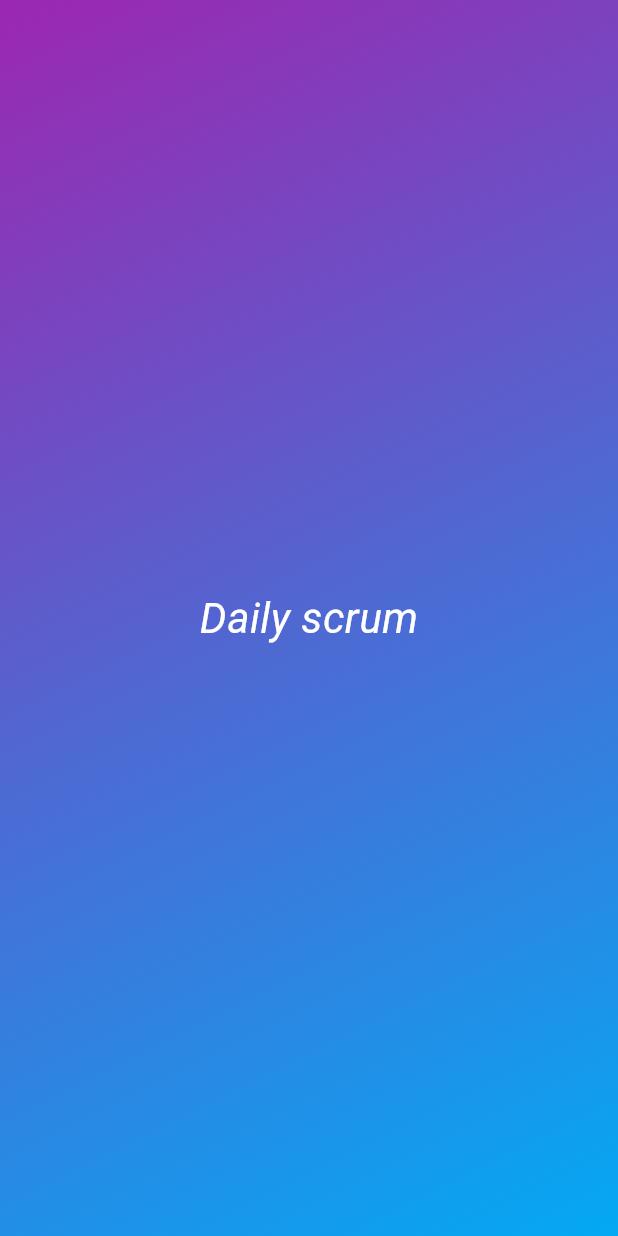
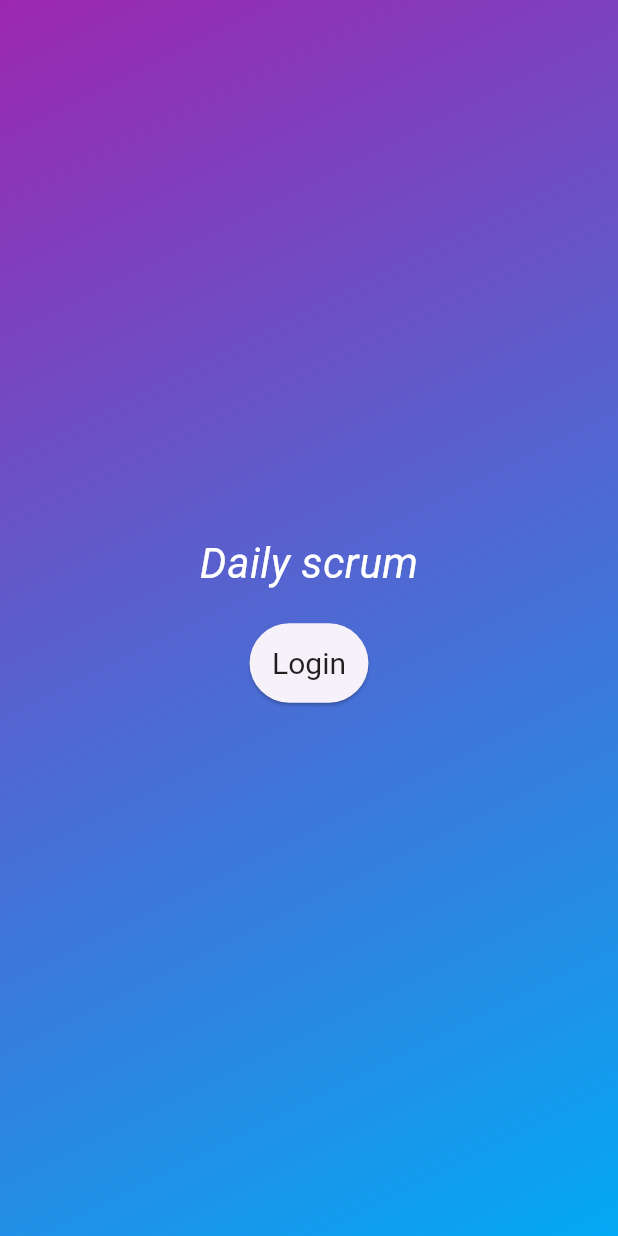
Before and after one commit to sujithsojan/DailySprint, a Flutter app: the screen it shows after launch, on a phone screen of 412 x 824 dp. Run offline on Flutter 3.47's test engine with Material 3 defaults, Android fonts, the phone set to English and light mode, and no system bars.

Commit message:
Added login screen

```diff
--- a/lib/gradient_container.dart
+++ b/lib/gradient_container.dart
@@ -1,25 +1,36 @@
 import 'package:first_app/styled_text.dart';
 import 'package:flutter/material.dart';
 
-
 class GradientContainer extends StatelessWidget {
-  const GradientContainer(this.color1,this.color2, {super.key});
+  const GradientContainer(this.color1, this.color2, {super.key});
 
   final Color color1;
   final Color color2;
+
+  login() {}
 
   @override
   Widget build(context) {
     return Container(
       decoration: BoxDecoration(
         gradient: LinearGradient(
-              colors: [color1,color2],
+            colors: [color1, color2],
             begin: Alignment.topLeft,
-              end: Alignment.bottomRight
+            end: Alignment.bottomRight),
       ),
-          ),
-          child: const Center(
-            child: TextWidget('Daily scrum'),
+      child: Center(
+        child: Column(mainAxisSize: MainAxisSize.min, children: [
+          TextWidget('Daily scrum'),
+          const SizedBox(height: 20),
+          ElevatedButton(
+            onPressed: login,
+            child: Text('Login'),
+            style: TextButton.styleFrom(
+              padding: EdgeInsets.all(15),
+                foregroundColor: Colors.black87,
+                textStyle: const TextStyle(fontSize: 20)),
+          )
+        ]),
       ),
     );
   }
```
Lines whose indentation alone changed are shown as unchanged.
